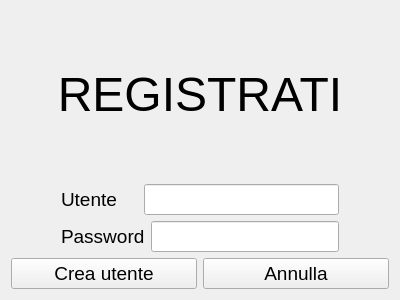
Above: src/gestore_password/ui/ui_registrati.ui from fgirlanda/GP2 before the change. Below: the same form after it.
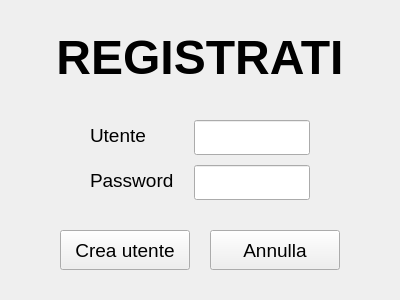
That is the form after the change.

Patch:
```diff
--- a/src/gestore_password/ui/ui_registrati.ui
+++ b/src/gestore_password/ui/ui_registrati.ui
@@ -26,11 +26,40 @@
    <string>Form</string>
   </property>
   <layout class="QVBoxLayout" name="verticalLayout">
+   <property name="spacing">
+    <number>15</number>
+   </property>
+   <property name="leftMargin">
+    <number>40</number>
+   </property>
+   <property name="topMargin">
+    <number>30</number>
+   </property>
+   <property name="rightMargin">
+    <number>40</number>
+   </property>
+   <property name="bottomMargin">
+    <number>30</number>
+   </property>
+   <item>
+    <spacer name="spacerTop">
+     <property name="orientation">
+      <enum>Qt::Vertical</enum>
+     </property>
+     <property name="sizeHint" stdset="0">
+      <size>
+       <width>20</width>
+       <height>40</height>
+      </size>
+     </property>
+    </spacer>
+   </item>
    <item>
     <widget class="QLabel" name="reg_slbl_titolo">
      <property name="font">
       <font>
        <pointsize>36</pointsize>
+       <bold>true</bold>
       </font>
      </property>
      <property name="layoutDirection">
@@ -45,9 +74,28 @@
     </widget>
    </item>
    <item>
-    <layout class="QHBoxLayout" name="horizontalLayout_4">
-     <property name="spacing">
-      <number>27</number>
+    <spacer name="spacerTitleForm">
+     <property name="orientation">
+      <enum>Qt::Vertical</enum>
+     </property>
+     <property name="sizeType">
+      <enum>QSizePolicy::Fixed</enum>
+     </property>
+     <property name="sizeHint" stdset="0">
+      <size>
+       <width>20</width>
+       <height>20</height>
+      </size>
+     </property>
+    </spacer>
+   </item>
+   <item>
+    <layout class="QFormLayout" name="formLayout">
+     <property name="horizontalSpacing">
+      <number>20</number>
+     </property>
+     <property name="verticalSpacing">
+      <number>15</number>
      </property>
      <property name="leftMargin">
       <number>50</number>
@@ -55,7 +103,7 @@
      <property name="rightMargin">
       <number>50</number>
      </property>
-     <item>
+     <item row="0" column="0">
       <widget class="QLabel" name="reg_slbl_utente">
        <property name="font">
         <font>
@@ -67,8 +115,14 @@
        </property>
       </widget>
      </item>
-     <item>
+     <item row="0" column="1">
       <widget class="QLineEdit" name="reg_edit_utente">
+       <property name="minimumSize">
+        <size>
+         <width>0</width>
+         <height>35</height>
+        </size>
+       </property>
        <property name="font">
         <font>
          <pointsize>14</pointsize>
@@ -76,17 +130,7 @@
        </property>
       </widget>
      </item>
-    </layout>
-   </item>
-   <item>
-    <layout class="QHBoxLayout" name="horizontalLayout">
-     <property name="leftMargin">
-      <number>50</number>
-     </property>
-     <property name="rightMargin">
-      <number>50</number>
-     </property>
-     <item>
+     <item row="1" column="0">
       <widget class="QLabel" name="reg_slbl_password">
        <property name="font">
         <font>
@@ -98,13 +142,22 @@
        </property>
       </widget>
      </item>
-     <item>
+     <item row="1" column="1">
       <widget class="QLineEdit" name="reg_edit_password">
+       <property name="minimumSize">
+        <size>
+         <width>0</width>
+         <height>35</height>
+        </size>
+       </property>
        <property name="font">
         <font>
          <pointsize>14</pointsize>
         </font>
        </property>
+       <property name="echoMode">
+        <enum>QLineEdit::Password</enum>
+       </property>
        <property name="text">
         <string/>
        </property>
@@ -112,10 +165,48 @@
      </item>
     </layout>
    </item>
+   <item>
+    <spacer name="spacerFormButtons">
+     <property name="orientation">
+      <enum>Qt::Vertical</enum>
+     </property>
+     <property name="sizeType">
+      <enum>QSizePolicy::Fixed</enum>
+     </property>
+     <property name="sizeHint" stdset="0">
+      <size>
+       <width>20</width>
+       <height>20</height>
+      </size>
+     </property>
+    </spacer>
+   </item>
    <item>
     <layout class="QHBoxLayout" name="horizontalLayout_5">
+     <property name="spacing">
+      <number>20</number>
+     </property>
+     <item>
+      <spacer name="spacerBtnLeft">
+       <property name="orientation">
+        <enum>Qt::Horizontal</enum>
+       </property>
+       <property name="sizeHint" stdset="0">
+        <size>
+         <width>40</width>
+         <height>20</height>
+        </size>
+       </property>
+      </spacer>
+     </item>
      <item>
       <widget class="QPushButton" name="reg_btn_crea_utente">
+       <property name="minimumSize">
+        <size>
+         <width>130</width>
+         <height>40</height>
+        </size>
+       </property>
        <property name="font">
         <font>
          <pointsize>14</pointsize>
@@ -128,6 +219,12 @@
      </item>
      <item>
       <widget class="QPushButton" name="reg_btn_annulla">
+       <property name="minimumSize">
+        <size>
+         <width>130</width>
+         <height>40</height>
+        </size>
+       </property>
        <property name="font">
         <font>
          <pointsize>14</pointsize>
@@ -138,8 +235,34 @@
        </property>
       </widget>
      </item>
+     <item>
+      <spacer name="spacerBtnRight">
+       <property name="orientation">
+        <enum>Qt::Horizontal</enum>
+       </property>
+       <property name="sizeHint" stdset="0">
+        <size>
+         <width>40</width>
+         <height>20</height>
+        </size>
+       </property>
+      </spacer>
+     </item>
     </layout>
    </item>
+   <item>
+    <spacer name="spacerBottom">
+     <property name="orientation">
+      <enum>Qt::Vertical</enum>
+     </property>
+     <property name="sizeHint" stdset="0">
+      <size>
+       <width>20</width>
+       <height>40</height>
+      </size>
+     </property>
+    </spacer>
+   </item>
   </layout>
  </widget>
  <resources/>
```
Left out of the diff: 2 changed lines with no effect on the pictures.
